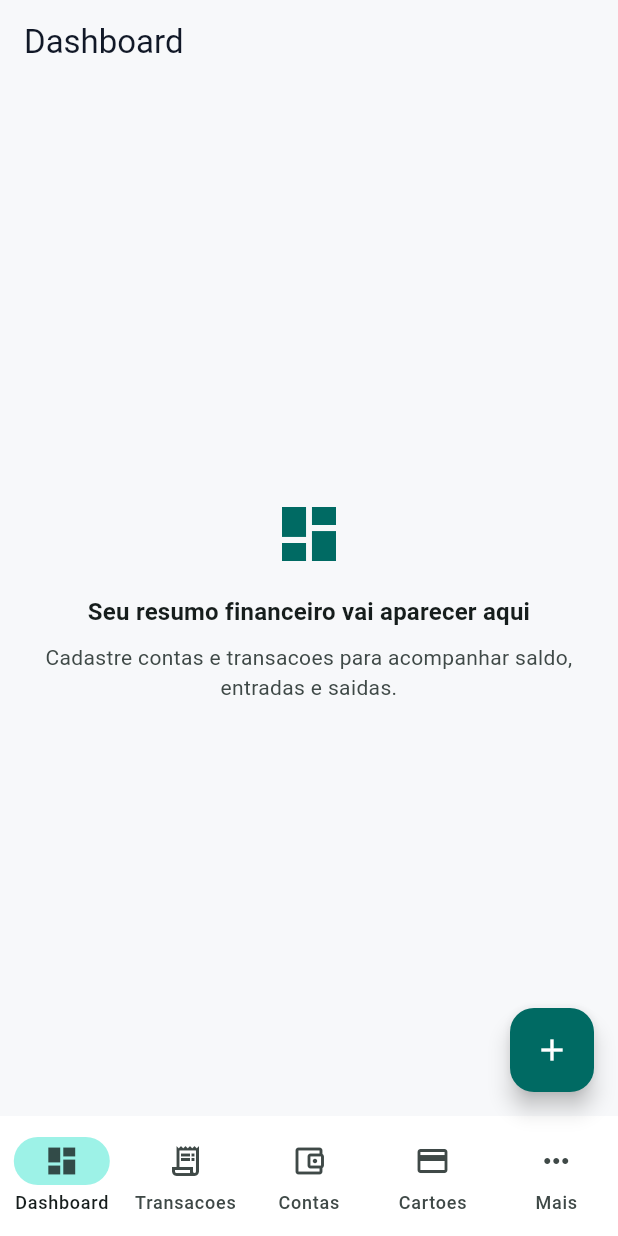
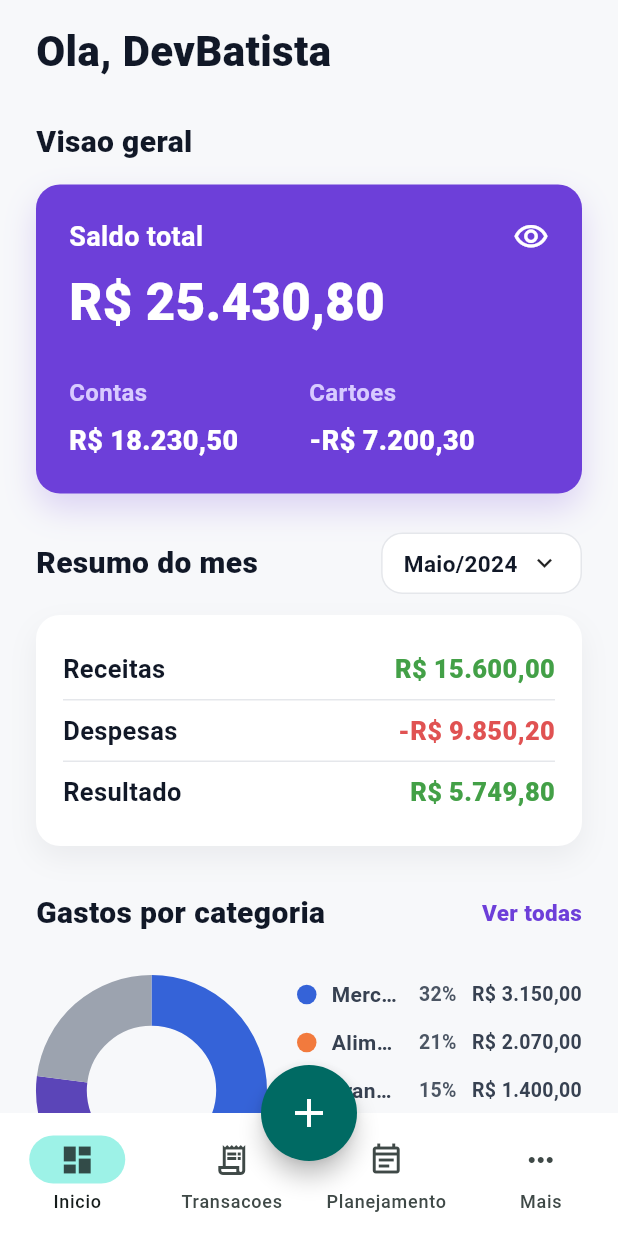
Before and after one commit to devbatista/mindcash_app, a Flutter app: the screen it shows after launch, on a phone screen of 412 x 824 dp. Run offline on Flutter 3.47's test engine with Material 3 defaults, Android fonts, the phone set to English and light mode, and no system bars.

Commit message:
dashboard

```diff
--- a/lib/presentation/screens/app_shell.dart
+++ b/lib/presentation/screens/app_shell.dart
@@ -1,4 +1,5 @@
 import 'package:flutter/material.dart';
+import 'package:mindcash_app/presentation/screens/dashboard_screen.dart';
 import 'package:mindcash_app/presentation/widgets/empty_state.dart';
 
 class AppShell extends StatefulWidget {
@@ -13,12 +14,9 @@ class _AppShellState extends State<AppShell> {
 
   static const _screens = <_ShellScreen>[
     _ShellScreen(
-      title: 'Dashboard',
+      title: 'Inicio',
       icon: Icons.dashboard_outlined,
       selectedIcon: Icons.dashboard,
-      emptyTitle: 'Seu resumo financeiro vai aparecer aqui',
-      emptyMessage:
-          'Cadastre contas e transacoes para acompanhar saldo, entradas e saidas.',
     ),
     _ShellScreen(
       title: 'Transacoes',
@@ -29,20 +27,11 @@ class _AppShellState extends State<AppShell> {
           'Use o botao de adicionar para registrar receitas, despesas e transferencias.',
     ),
     _ShellScreen(
-      title: 'Contas',
-      icon: Icons.account_balance_wallet_outlined,
-      selectedIcon: Icons.account_balance_wallet,
-      emptyTitle: 'Nenhuma conta cadastrada',
-      emptyMessage:
-          'Suas contas locais serao a base para calcular saldos offline.',
-    ),
-    _ShellScreen(
-      title: 'Cartoes',
-      icon: Icons.credit_card_outlined,
-      selectedIcon: Icons.credit_card,
-      emptyTitle: 'Cartoes entram depois do MVP',
-      emptyMessage:
-          'Primeiro vamos consolidar contas, categorias e transacoes.',
+      title: 'Planejamento',
+      icon: Icons.event_note_outlined,
+      selectedIcon: Icons.event_note,
+      emptyTitle: 'Planejamento entra depois do MVP',
+      emptyMessage: 'Aqui ficarao recorrencias, metas e previsoes mensais.',
     ),
     _ShellScreen(
       title: 'Mais',
@@ -57,11 +46,14 @@ class _AppShellState extends State<AppShell> {
   @override
   Widget build(BuildContext context) {
     final screen = _screens[_currentIndex];
+    final isDashboard = _currentIndex == 0;
 
     return Scaffold(
-      appBar: AppBar(title: Text(screen.title)),
+      appBar: isDashboard ? null : AppBar(title: Text(screen.title)),
       body: SafeArea(
-        child: Padding(
+        child: isDashboard
+            ? const DashboardScreen()
+            : Padding(
                 padding: const EdgeInsets.all(16),
                 child: EmptyState(
                   icon: screen.selectedIcon,
@@ -70,12 +62,19 @@ class _AppShellState extends State<AppShell> {
                 ),
               ),
       ),
-      floatingActionButton: FloatingActionButton(
+      floatingActionButton: SizedBox(
+        width: 64,
+        height: 64,
+        child: FloatingActionButton(
+          shape: const CircleBorder(),
           onPressed: () {},
           tooltip: 'Nova transacao',
-        child: const Icon(Icons.add),
+          child: const Icon(Icons.add, size: 32),
         ),
+      ),
+      floatingActionButtonLocation: FloatingActionButtonLocation.centerDocked,
       bottomNavigationBar: NavigationBar(
+        height: 82,
         selectedIndex: _currentIndex,
         onDestinationSelected: (index) {
           setState(() => _currentIndex = index);
@@ -98,8 +97,8 @@ class _ShellScreen {
     required this.title,
     required this.icon,
     required this.selectedIcon,
-    required this.emptyTitle,
-    required this.emptyMessage,
+    this.emptyTitle = '',
+    this.emptyMessage = '',
   });
 
   final String title;
--- /dev/null
+++ b/lib/presentation/screens/dashboard_screen.dart
@@ -0,0 +1,462 @@
+import 'dart:math' as math;
+
+import 'package:flutter/material.dart';
+
+class DashboardScreen extends StatelessWidget {
+  const DashboardScreen({super.key});
+
+  @override
+  Widget build(BuildContext context) {
+    return ListView(
+      padding: const EdgeInsets.fromLTRB(24, 18, 24, 120),
+      children: const [
+        _GreetingHeader(),
+        SizedBox(height: 28),
+        Text(
+          'Visao geral',
+          style: TextStyle(
+            fontSize: 20,
+            fontWeight: FontWeight.w800,
+            color: Color(0xFF111827),
+          ),
+        ),
+        SizedBox(height: 14),
+        _BalanceCard(),
+        SizedBox(height: 26),
+        _MonthSummary(),
+        SizedBox(height: 30),
+        _CategorySection(),
+      ],
+    );
+  }
+}
+
+class _GreetingHeader extends StatelessWidget {
+  const _GreetingHeader();
+
+  @override
+  Widget build(BuildContext context) {
+    return const Text(
+      'Ola, DevBatista',
+      style: TextStyle(
+        fontSize: 28,
+        height: 1.2,
+        fontWeight: FontWeight.w900,
+        color: Color(0xFF111827),
+      ),
+    );
+  }
+}
+
+class _BalanceCard extends StatelessWidget {
+  const _BalanceCard();
+
+  @override
+  Widget build(BuildContext context) {
+    return Container(
+      padding: const EdgeInsets.all(22),
+      decoration: BoxDecoration(
+        color: const Color(0xFF6D3FD9),
+        borderRadius: BorderRadius.circular(16),
+        boxShadow: const [
+          BoxShadow(
+            color: Color(0x336D3FD9),
+            blurRadius: 18,
+            offset: Offset(0, 10),
+          ),
+        ],
+      ),
+      child: const Column(
+        crossAxisAlignment: CrossAxisAlignment.start,
+        children: [
+          Row(
+            children: [
+              Expanded(
+                child: Text(
+                  'Saldo total',
+                  style: TextStyle(
+                    fontSize: 18,
+                    fontWeight: FontWeight.w700,
+                    color: Colors.white,
+                  ),
+                ),
+              ),
+              Icon(Icons.visibility_outlined, color: Colors.white, size: 24),
+            ],
+          ),
+          SizedBox(height: 12),
+          Text(
+            'R\$ 25.430,80',
+            style: TextStyle(
+              fontSize: 34,
+              height: 1.1,
+              fontWeight: FontWeight.w900,
+              color: Colors.white,
+            ),
+          ),
+          SizedBox(height: 30),
+          Row(
+            children: [
+              Expanded(
+                child: _BalanceBreakdown(
+                  label: 'Contas',
+                  value: 'R\$ 18.230,50',
+                ),
+              ),
+              Expanded(
+                child: _BalanceBreakdown(
+                  label: 'Cartoes',
+                  value: '-R\$ 7.200,30',
+                ),
+              ),
+            ],
+          ),
+        ],
+      ),
+    );
+  }
+}
+
+class _BalanceBreakdown extends StatelessWidget {
+  const _BalanceBreakdown({required this.label, required this.value});
+
+  final String label;
+  final String value;
+
+  @override
+  Widget build(BuildContext context) {
+    return Column(
+      crossAxisAlignment: CrossAxisAlignment.start,
+      children: [
+        Text(
+          label,
+          style: const TextStyle(
+            fontSize: 16,
+            fontWeight: FontWeight.w700,
+            color: Color(0xFFD8CBFF),
+          ),
+        ),
+        const SizedBox(height: 8),
+        Text(
+          value,
+          style: const TextStyle(
+            fontSize: 18,
+            fontWeight: FontWeight.w800,
+            color: Colors.white,
+          ),
+        ),
+      ],
+    );
+  }
+}
+
+class _MonthSummary extends StatelessWidget {
+  const _MonthSummary();
+
+  @override
+  Widget build(BuildContext context) {
+    return Column(
+      crossAxisAlignment: CrossAxisAlignment.start,
+      children: [
+        Row(
+          children: [
+            const Expanded(
+              child: Text(
+                'Resumo do mes',
+                style: TextStyle(
+                  fontSize: 20,
+                  fontWeight: FontWeight.w800,
+                  color: Color(0xFF111827),
+                ),
+              ),
+            ),
+            Container(
+              padding: const EdgeInsets.symmetric(horizontal: 14, vertical: 9),
+              decoration: BoxDecoration(
+                color: Colors.white,
+                borderRadius: BorderRadius.circular(14),
+                border: Border.all(color: const Color(0xFFE5E7EB)),
+              ),
+              child: const Row(
+                mainAxisSize: MainAxisSize.min,
+                children: [
+                  Text(
+                    'Maio/2024',
+                    style: TextStyle(
+                      fontSize: 15,
+                      fontWeight: FontWeight.w700,
+                      color: Color(0xFF111827),
+                    ),
+                  ),
+                  SizedBox(width: 8),
+                  Icon(Icons.keyboard_arrow_down, size: 20),
+                ],
+              ),
+            ),
+          ],
+        ),
+        const SizedBox(height: 14),
+        Container(
+          padding: const EdgeInsets.symmetric(horizontal: 18, vertical: 16),
+          decoration: BoxDecoration(
+            color: Colors.white,
+            borderRadius: BorderRadius.circular(16),
+            boxShadow: const [
+              BoxShadow(
+                color: Color(0x0F111827),
+                blurRadius: 16,
+                offset: Offset(0, 8),
+              ),
+            ],
+          ),
+          child: const Column(
+            children: [
+              _SummaryRow(
+                label: 'Receitas',
+                value: 'R\$ 15.600,00',
+                valueColor: Color(0xFF43A047),
+              ),
+              _Divider(),
+              _SummaryRow(
+                label: 'Despesas',
+                value: '-R\$ 9.850,20',
+                valueColor: Color(0xFFE05252),
+              ),
+              _Divider(),
+              _SummaryRow(
+                label: 'Resultado',
+                value: 'R\$ 5.749,80',
+                valueColor: Color(0xFF43A047),
+              ),
+            ],
+          ),
+        ),
+      ],
+    );
+  }
+}
+
+class _SummaryRow extends StatelessWidget {
+  const _SummaryRow({
+    required this.label,
+    required this.value,
+    required this.valueColor,
+  });
+
+  final String label;
+  final String value;
+  final Color valueColor;
+
+  @override
+  Widget build(BuildContext context) {
+    return Padding(
+      padding: const EdgeInsets.symmetric(vertical: 8),
+      child: Row(
+        children: [
+          Expanded(
+            child: Text(
+              label,
+              style: const TextStyle(
+                fontSize: 17,
+                fontWeight: FontWeight.w700,
+                color: Color(0xFF111827),
+              ),
+            ),
+          ),
+          Text(
+            value,
+            style: TextStyle(
+              fontSize: 17,
+              fontWeight: FontWeight.w800,
+              color: valueColor,
+            ),
+          ),
+        ],
+      ),
+    );
+  }
+}
+
+class _Divider extends StatelessWidget {
+  const _Divider();
+
+  @override
+  Widget build(BuildContext context) {
+    return const Divider(height: 1, color: Color(0xFFE5E7EB));
+  }
+}
+
+class _CategorySection extends StatelessWidget {
+  const _CategorySection();
+
+  static const _items = [
+    _CategoryItem('Mercado', '32%', 'R\$ 3.150,00', Color(0xFF3563D8)),
+    _CategoryItem('Alimentacao', '21%', 'R\$ 2.070,00', Color(0xFFF27A3D)),
+    _CategoryItem('Transporte', '15%', 'R\$ 1.400,00', Color(0xFF54BF57)),
+    _CategoryItem('Saude', '9%', 'R\$ 800,00', Color(0xFF5B45B8)),
+    _CategoryItem('Outros', '23%', 'R\$ 2.230,20', Color(0xFF9CA3AF)),
+  ];
+
+  @override
+  Widget build(BuildContext context) {
+    return Column(
+      crossAxisAlignment: CrossAxisAlignment.start,
+      children: [
+        const Row(
+          children: [
+            Expanded(
+              child: Text(
+                'Gastos por categoria',
+                style: TextStyle(
+                  fontSize: 20,
+                  fontWeight: FontWeight.w800,
+                  color: Color(0xFF111827),
+                ),
+              ),
+            ),
+            Text(
+              'Ver todas',
+              style: TextStyle(
+                fontSize: 15,
+                fontWeight: FontWeight.w800,
+                color: Color(0xFF6D3FD9),
+              ),
+            ),
+          ],
+        ),
+        const SizedBox(height: 24),
+        Row(
+          crossAxisAlignment: CrossAxisAlignment.center,
+          children: [
+            const SizedBox(
+              width: 154,
+              height: 154,
+              child: _CategoryDonut(items: _items),
+            ),
+            const SizedBox(width: 20),
+            Expanded(
+              child: Column(
+                children: [
+                  for (final item in _items) _CategoryLegendRow(item: item),
+                ],
+              ),
+            ),
+          ],
+        ),
+      ],
+    );
+  }
+}
+
+class _CategoryLegendRow extends StatelessWidget {
+  const _CategoryLegendRow({required this.item});
+
+  final _CategoryItem item;
+
+  @override
+  Widget build(BuildContext context) {
+    return Padding(
+      padding: const EdgeInsets.symmetric(vertical: 6),
+      child: Row(
+        children: [
+          Container(
+            width: 13,
+            height: 13,
+            decoration: BoxDecoration(
+              color: item.color,
+              shape: BoxShape.circle,
+            ),
+          ),
+          const SizedBox(width: 10),
+          Expanded(
+            child: Text(
+              item.name,
+              overflow: TextOverflow.ellipsis,
+              style: const TextStyle(
+                fontSize: 14,
+                fontWeight: FontWeight.w700,
+                color: Color(0xFF374151),
+              ),
+            ),
+          ),
+          const SizedBox(width: 6),
+          SizedBox(
+            width: 34,
+            child: Text(
+              item.percent,
+              textAlign: TextAlign.right,
+              style: const TextStyle(
+                fontSize: 13,
+                fontWeight: FontWeight.w700,
+                color: Color(0xFF4B5563),
+              ),
+            ),
+          ),
+          const SizedBox(width: 10),
+          Text(
+            item.amount,
+            style: const TextStyle(
+              fontSize: 13,
+              fontWeight: FontWeight.w700,
+              color: Color(0xFF374151),
+            ),
+          ),
+        ],
+      ),
+    );
+  }
+}
+
+class _CategoryDonut extends StatelessWidget {
+  const _CategoryDonut({required this.items});
+
+  final List<_CategoryItem> items;
+
+  @override
+  Widget build(BuildContext context) {
+    return CustomPaint(painter: _CategoryDonutPainter(items));
+  }
+}
+
+class _CategoryDonutPainter extends CustomPainter {
+  const _CategoryDonutPainter(this.items);
+
+  final List<_CategoryItem> items;
+
+  @override
+  void paint(Canvas canvas, Size size) {
+    final rect = Offset.zero & size;
+    final strokeWidth = size.width * 0.22;
+    final paint = Paint()
+      ..style = PaintingStyle.stroke
+      ..strokeWidth = strokeWidth
+      ..strokeCap = StrokeCap.butt;
+
+    var start = -math.pi / 2;
+
+    for (final item in items) {
+      final sweep = item.fraction * math.pi * 2;
+      paint.color = item.color;
+      canvas.drawArc(rect.deflate(strokeWidth / 2), start, sweep, false, paint);
+      start += sweep;
+    }
+  }
+
+  @override
+  bool shouldRepaint(covariant _CategoryDonutPainter oldDelegate) {
+    return oldDelegate.items != items;
+  }
+}
+
+class _CategoryItem {
+  const _CategoryItem(this.name, this.percent, this.amount, this.color);
+
+  final String name;
+  final String percent;
+  final String amount;
+  final Color color;
+
+  double get fraction {
+    return int.parse(percent.replaceAll('%', '')) / 100;
+  }
+}
```
Also changed, not shown: 1 other file. Lines whose indentation alone changed are shown as unchanged.
